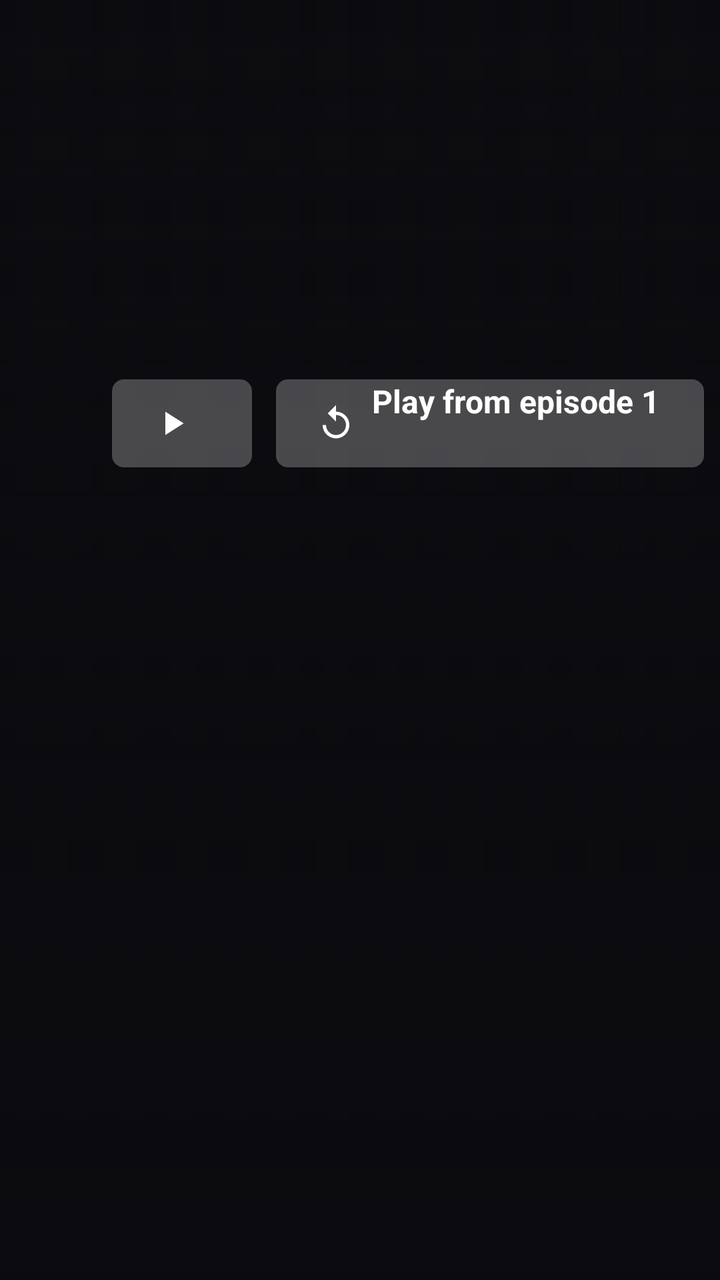
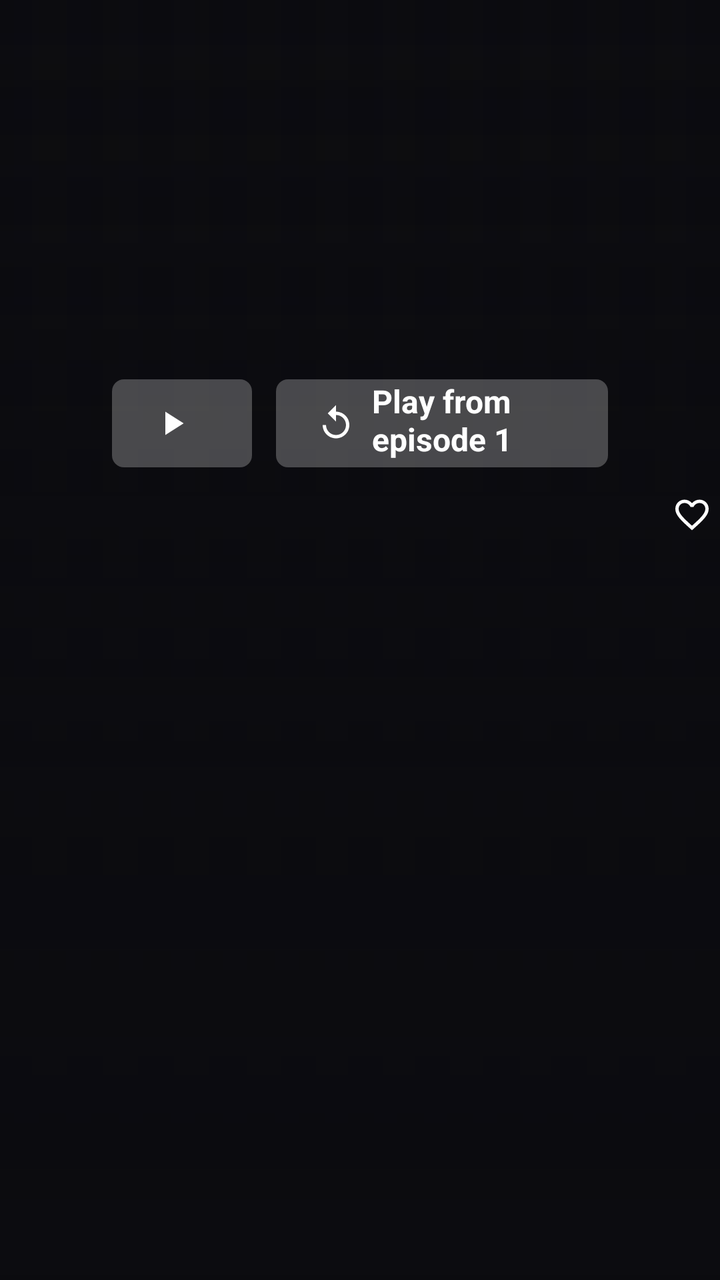

Compare the two renders of this Android layout. The source of the first and the diff that turns it into the second are given below.
<!-- AndroidManifest.xml: application theme Theme.HomeReel.Tv -->
<!-- res/layout/activity_show.xml -->
<?xml version="1.0" encoding="utf-8"?>
<FrameLayout xmlns:android="http://schemas.android.com/apk/res/android"
    android:layout_width="match_parent"
    android:layout_height="match_parent"
    android:background="@color/background">

    <include layout="@layout/hero_backdrop" />

    <ScrollView
        android:layout_width="match_parent"
        android:layout_height="match_parent"
        android:clipChildren="false"
        android:fillViewport="true"
        android:scrollbars="none">

        <LinearLayout
            android:layout_width="match_parent"
            android:layout_height="wrap_content"
            android:clipChildren="false"
            android:orientation="vertical">

            <LinearLayout
                android:layout_width="640dp"
                android:layout_height="wrap_content"
                android:layout_marginStart="56dp"
                android:layout_marginTop="34dp"
                android:clipChildren="false"
                android:orientation="vertical">

                <TextView
                    android:id="@+id/title"
                    style="@style/HomeReel.HeroTitle"
                    android:layout_width="match_parent"
                    android:layout_height="56dp" />

                <TextView
                    android:id="@+id/meta"
                    style="@style/HomeReel.Meta"
                    android:layout_width="match_parent"
                    android:layout_height="wrap_content"
                    android:layout_marginTop="6dp" />

                <TextView
                    android:id="@+id/genres"
                    style="@style/HomeReel.Genres"
                    android:layout_width="match_parent"
                    android:layout_height="wrap_content"
                    android:layout_marginTop="4dp" />

                <TextView
                    android:id="@+id/description"
                    style="@style/HomeReel.Body"
                    android:layout_width="match_parent"
                    android:layout_height="wrap_content"
                    android:layout_marginTop="12dp"
                    android:maxLines="3" />

                <TextView
                    android:id="@+id/credits"
                    android:layout_width="match_parent"
                    android:layout_height="wrap_content"
                    android:layout_marginTop="8dp"
                    android:textColor="@color/muted"
                    android:textSize="14sp"
                    android:visibility="gone" />

                <LinearLayout
                    android:layout_width="wrap_content"
                    android:layout_height="wrap_content"
                    android:layout_marginTop="18dp"
                    android:clipChildren="false"
                    android:orientation="horizontal">

                    <Button
                        android:id="@+id/play"
                        style="@style/HomeReel.Pill"
                        android:layout_width="wrap_content"
                        android:layout_height="wrap_content"
                        android:drawableStart="@drawable/ic_play_small" />

                    <Button
                        android:id="@+id/restart"
                        style="@style/HomeReel.Pill"
                        android:layout_width="wrap_content"
                        android:layout_height="wrap_content"
                        android:layout_marginStart="12dp"
                        android:drawableStart="@drawable/ic_restart_small"
                        android:text="@string/play_from_first" />

                    <Button
                        android:id="@+id/my_list"
                        style="@style/HomeReel.Pill"
                        android:layout_width="wrap_content"
                        android:layout_height="wrap_content"
                        android:layout_marginStart="12dp"
                        android:drawableStart="@drawable/ic_heart_outline_small"
                        android:text="@string/my_list_add" />
                </LinearLayout>
            </LinearLayout>

            <HorizontalScrollView
                android:layout_width="match_parent"
                android:layout_height="wrap_content"
                android:layout_marginTop="24dp"
                android:clipChildren="false"
                android:clipToPadding="false"
                android:paddingStart="52dp"
                android:paddingEnd="52dp"
                android:scrollbars="none">

                <LinearLayout
                    android:id="@+id/seasons"
                    android:layout_width="wrap_content"
                    android:layout_height="wrap_content"
                    android:clipChildren="false"
                    android:orientation="horizontal" />
            </HorizontalScrollView>

            <TextView
                android:id="@+id/episode_info"
                android:layout_width="640dp"
                android:layout_height="wrap_content"
                android:layout_marginStart="56dp"
                android:layout_marginTop="12dp"
                android:ellipsize="end"
                android:lineSpacingExtra="2dp"
                android:maxLines="3"
                android:minLines="2"
                android:textColor="@color/body"
                android:textSize="14sp" />

            <androidx.recyclerview.widget.RecyclerView
                android:id="@+id/episodes"
                android:layout_width="match_parent"
                android:layout_height="wrap_content"
                android:layout_marginTop="4dp"
                android:clipChildren="false"
                android:clipToPadding="false"
                android:focusable="false"
                android:nestedScrollingEnabled="false"
                android:paddingBottom="24dp" />
        </LinearLayout>
    </ScrollView>
</FrameLayout>
<!-- res/layout/hero_backdrop.xml (included above) -->
<?xml version="1.0" encoding="utf-8"?>
<merge xmlns:android="http://schemas.android.com/apk/res/android">

    <ImageView
        android:id="@+id/backdrop_a"
        android:layout_width="match_parent"
        android:layout_height="match_parent"
        android:alpha="0"
        android:importantForAccessibility="no"
        android:scaleType="centerCrop" />

    <ImageView
        android:id="@+id/backdrop_b"
        android:layout_width="match_parent"
        android:layout_height="match_parent"
        android:alpha="0"
        android:importantForAccessibility="no"
        android:scaleType="centerCrop" />

    <View
        android:layout_width="match_parent"
        android:layout_height="match_parent"
        android:background="@drawable/scrim_start" />

    <View
        android:layout_width="match_parent"
        android:layout_height="match_parent"
        android:background="@drawable/scrim_bottom" />
</merge>
<!-- resources referenced by this layout -->
<resources>
  <color name="background">#0B0B0F</color>
  <color name="body">#D4D4DC</color>
  <color name="muted">#A3A3B2</color>
  <!-- drawable ic_play_small (drawable) -->
  <?xml version="1.0" encoding="utf-8"?>
  <vector xmlns:android="http://schemas.android.com/apk/res/android"
      android:width="20dp"
      android:height="20dp"
      android:viewportWidth="24"
      android:viewportHeight="24">
      <path
          android:fillColor="#FFFFFF"
          android:pathData="M8,5v14l11,-7z" />
  </vector>
  <!-- drawable ic_restart_small (drawable) -->
  <?xml version="1.0" encoding="utf-8"?>
  <vector xmlns:android="http://schemas.android.com/apk/res/android"
      android:width="20dp"
      android:height="20dp"
      android:viewportWidth="24"
      android:viewportHeight="24">
      <path
          android:fillColor="#FFFFFF"
          android:pathData="M12,5V1L7,6l5,5V7c3.31,0 6,2.69 6,6s-2.69,6 -6,6 -6,-2.69 -6,-6H4c0,4.42 3.58,8 8,8s8,-3.58 8,-8 -3.58,-8 -8,-8z" />
  </vector>
  <!-- drawable scrim_bottom (drawable) -->
  <?xml version="1.0" encoding="utf-8"?>
  <shape xmlns:android="http://schemas.android.com/apk/res/android" android:shape="rectangle">
      <gradient
          android:angle="90"
          android:centerColor="#CC0B0B0F"
          android:centerY="0.38"
          android:endColor="#000B0B0F"
          android:startColor="#FF0B0B0F" />
  </shape>
  <!-- drawable scrim_start (drawable) -->
  <?xml version="1.0" encoding="utf-8"?>
  <shape xmlns:android="http://schemas.android.com/apk/res/android" android:shape="rectangle">
      <gradient
          android:angle="0"
          android:centerColor="#990B0B0F"
          android:centerX="0.38"
          android:endColor="#000B0B0F"
          android:startColor="#F20B0B0F" />
  </shape>
  <string name="my_list_add">My List</string>
  <string name="play_from_first">Play from episode 1</string>
  <style name="HomeReel.Body">
          <item name="android:textColor">@color/body</item>
          <item name="android:textSize">15sp</item>
          <item name="android:lineSpacingExtra">3dp</item>
          <item name="android:ellipsize">end</item>
      </style>
  <style name="HomeReel.Genres">
          <item name="android:textColor">@color/muted</item>
          <item name="android:textSize">14sp</item>
      </style>
  <style name="HomeReel.HeroTitle">
          <item name="android:textColor">@color/text</item>
          <item name="android:fontFamily">sans-serif-condensed</item>
          <item name="android:textStyle">bold</item>
          <item name="android:maxLines">1</item>
          <item name="android:autoSizeTextType">uniform</item>
          <item name="android:autoSizeMinTextSize">22sp</item>
          <item name="android:autoSizeMaxTextSize">40sp</item>
          <item name="android:shadowColor">#99000000</item>
          <item name="android:shadowRadius">8</item>
      </style>
  <style name="HomeReel.Meta">
          <item name="android:textColor">@color/text</item>
          <item name="android:textSize">15sp</item>
      </style>
  <style name="Theme.HomeReel.Tv" parent="@style/Theme.Leanback">
          <item name="android:windowBackground">@color/background</item>
          <item name="android:colorAccent">@color/accent</item>
      </style>
  <color name="text">#FFFFFF</color>
  <!-- drawable pill (drawable) -->
  <?xml version="1.0" encoding="utf-8"?>
  <selector xmlns:android="http://schemas.android.com/apk/res/android">
      <item android:state_focused="true">
          <shape android:shape="rectangle">
              <solid android:color="#FFFFFF" />
              <corners android:radius="6dp" />
          </shape>
      </item>
      <item>
          <shape android:shape="rectangle">
              <solid android:color="#40FFFFFF" />
              <corners android:radius="6dp" />
          </shape>
      </item>
  </selector>
  <color name="accent">#F5B301</color>
  <!-- unchanged entries left out for length: 2 -->
</resources>

<!-- the commit's change to res/layout/activity_show.xml (unified diff, before → after) -->
@@ -64,10 +64,15 @@
                     android:textSize="14sp"
                     android:visibility="gone" />
 
-                <LinearLayout
+            </LinearLayout>
+
+            
+            <LinearLayout
                     android:layout_width="wrap_content"
                     android:layout_height="wrap_content"
+                    android:layout_marginStart="56dp"
                     android:layout_marginTop="18dp"
+                    android:layout_marginEnd="56dp"
                     android:clipChildren="false"
                     android:orientation="horizontal">
 
@@ -95,7 +100,6 @@
                         android:layout_marginStart="12dp"
                         android:drawableStart="@drawable/ic_heart_outline_small"
                         android:text="@string/my_list_add" />
-                </LinearLayout>
             </LinearLayout>
 
             <HorizontalScrollView
